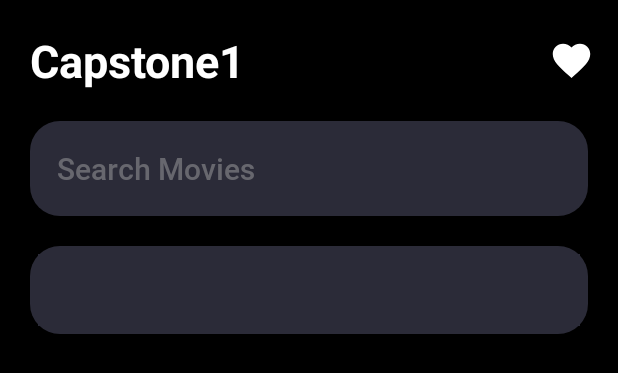
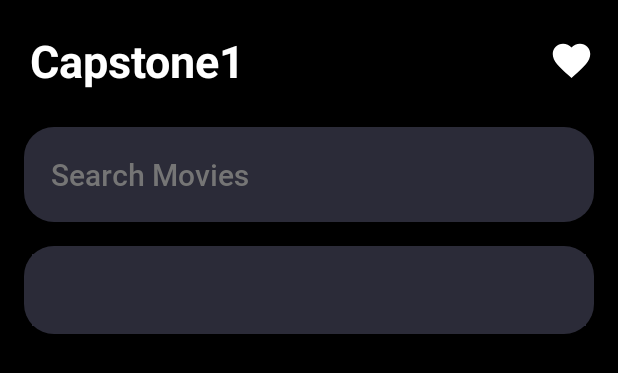
Before and after one commit to razitulikhlas/Capstone1, an Android app: the layout fragment_home.xml on its own in the app's theme, with its tools: preview values and no code run, on a phone screen of 412 x 824 dp. Shown: the top 373 px of the screen. Run offline under Robolectric (Android 15) with nearby library versions, the phone set to English and light mode, and no system bars.

Commit message:
bug leak cannary

```diff
--- a/app/build.gradle
+++ b/app/build.gradle
@@ -24,7 +24,7 @@ android {
 
     buildTypes {
         release {
-            minifyEnabled false
+            minifyEnabled true
             proguardFiles getDefaultProguardFile('proguard-android-optimize.txt'), 'proguard-rules.pro'
         }
     }
--- a/app/src/main/res/layout/fragment_home.xml
+++ b/app/src/main/res/layout/fragment_home.xml
@@ -1,34 +1,24 @@
 <?xml version="1.0" encoding="utf-8"?>
-<FrameLayout xmlns:android="http://schemas.android.com/apk/res/android"
+<androidx.constraintlayout.widget.ConstraintLayout xmlns:android="http://schemas.android.com/apk/res/android"
     xmlns:tools="http://schemas.android.com/tools"
     android:layout_width="match_parent"
     android:layout_height="match_parent"
     xmlns:app="http://schemas.android.com/apk/res-auto"
     android:background="#000000"
+    android:orientation="vertical"
     tools:context=".view.HomeFragment">
-
-    <LinearLayout
-        android:layout_width="match_parent"
-        android:layout_height="match_parent"
-        android:orientation="vertical"
-        tools:ignore="UselessParent">
-
-        <androidx.constraintlayout.widget.ConstraintLayout
-            android:layout_width="match_parent"
-            android:layout_height="wrap_content"
-            >
 
     <TextView
         android:id="@+id/textView2"
         android:layout_width="wrap_content"
         android:layout_height="wrap_content"
         android:layout_margin="20dp"
-                android:layout_marginBottom="8dp"
+        android:layout_marginStart="8dp"
+        android:layout_marginTop="8dp"
         android:text="@string/app_name"
         android:textColor="@color/white"
         android:textSize="30sp"
         android:textStyle="bold"
-                app:layout_constraintBottom_toBottomOf="parent"
         app:layout_constraintStart_toStartOf="parent"
         app:layout_constraintTop_toTopOf="parent" />
 
@@ -43,50 +33,66 @@
         app:layout_constraintEnd_toEndOf="parent"
         app:layout_constraintTop_toTopOf="@+id/textView2"
         tools:ignore="ContentDescription" />
-        </androidx.constraintlayout.widget.ConstraintLayout>
+
     <TextView
         android:id="@+id/tvSearch"
         android:layout_width="match_parent"
+        android:layout_height="wrap_content"
+        android:layout_marginHorizontal="20dp"
+        android:layout_marginStart="16dp"
+        android:layout_marginTop="24dp"
+        android:layout_marginEnd="16dp"
         android:background="@drawable/bg_tab"
-            android:layout_marginHorizontal="20dp"
+        android:fontFamily="@font/roboto_medium"
         android:padding="18dp"
+        android:text="@string/search_movies"
+        android:textColor="#757575"
         android:textSize="20sp"
-            android:text="@string/search_movies"
-            android:textColor="@color/placeholder"
-            android:fontFamily="@font/roboto_medium"
-            android:layout_marginBottom="20dp"
-            android:layout_height="wrap_content"/>
+        app:layout_constraintEnd_toEndOf="parent"
+        app:layout_constraintStart_toStartOf="parent"
+        app:layout_constraintTop_toBottomOf="@+id/textView2" />
+
     <LinearLayout
+        android:id="@+id/linearLayout2"
         android:layout_width="match_parent"
         android:layout_height="wrap_content"
         android:layout_marginHorizontal="20dp"
+        android:layout_marginStart="16dp"
+
+        android:layout_marginTop="16dp"
+        android:layout_marginEnd="16dp"
         android:background="@drawable/bg_tab"
         android:padding="5dp"
-            >
+        app:layout_constraintEnd_toEndOf="parent"
+        app:layout_constraintStart_toStartOf="parent"
+        app:layout_constraintTop_toBottomOf="@+id/tvSearch">
+
         <com.google.android.material.tabs.TabLayout
             android:id="@+id/tabs"
             android:layout_width="match_parent"
             android:layout_height="wrap_content"
             android:background="#2B2B38"
+            android:contentDescription="@string/movies"
+            app:tabGravity="fill"
+            app:tabIndicator="@drawable/bg_tab_selected"
+            app:tabIndicatorAnimationMode="elastic"
             app:tabIndicatorColor="#323542"
-                app:tabIndicator="@drawable/bg_tab_selected"
+            app:tabIndicatorGravity="stretch"
+            app:tabMaxWidth="0dp"
             app:tabMode="fixed"
-                app:tabMaxWidth="0dp"
-                app:tabGravity="fill"
-                app:tabTextColor="#5C5C67"
-                app:tabIndicatorGravity="stretch"
             app:tabSelectedTextColor="@color/white"
-                app:tabIndicatorAnimationMode="elastic"
-                />
+            app:tabTextColor="#5C5C67" />
     </LinearLayout>
-
 
     <androidx.viewpager2.widget.ViewPager2
         android:id="@+id/view_pager"
-            android:layout_marginTop="20dp"
         android:layout_width="match_parent"
+        android:layout_height="0dp"
+        android:layout_marginTop="16dp"
         android:backgroundTint="#24242F"
-            android:layout_height="match_parent" />
-    </LinearLayout>
+        app:layout_constraintBottom_toBottomOf="parent"
+        app:layout_constraintEnd_toEndOf="parent"
+        app:layout_constraintStart_toStartOf="parent"
+        app:layout_constraintTop_toBottomOf="@+id/linearLayout2" />
 
-</FrameLayout>
+</androidx.constraintlayout.widget.ConstraintLayout>
--- a/core/build.gradle
+++ b/core/build.gradle
@@ -23,7 +23,7 @@ android {
 
     buildTypes {
         release {
-            minifyEnabled false
+            minifyEnabled true
             proguardFiles getDefaultProguardFile('proguard-android-optimize.txt'), 'proguard-rules.pro'
         }
     }
--- a/core/src/main/java/com/razit/core/adapter/SectionsPagerAdapter.kt
+++ b/core/src/main/java/com/razit/core/adapter/SectionsPagerAdapter.kt
@@ -1,13 +1,14 @@
 package com.razit.core.adapter
 
+import androidx.annotation.NonNull
 import androidx.fragment.app.Fragment
 import androidx.fragment.app.FragmentManager
 import androidx.lifecycle.Lifecycle
 import androidx.viewpager2.adapter.FragmentStateAdapter
 
 class SectionsPagerAdapter(
-    lifeCycle: Lifecycle,
-    fm: FragmentManager,
+    @NonNull lifeCycle: Lifecycle,
+    @NonNull fm: FragmentManager,
     private val listFragment: List<Fragment>
 ) : FragmentStateAdapter(fm, lifeCycle) {
 
--- a/shared_dependencies.gradle
+++ b/shared_dependencies.gradle
@@ -41,11 +41,16 @@ dependencies{
     kapt "androidx.room:room-compiler:$room_version"
     implementation "androidx.room:room-ktx:$room_version"
 
+    debugImplementation 'com.squareup.leakcanary:leakcanary-android:2.7'
+
 //    lifecycle and livedata
     implementation "androidx.lifecycle:lifecycle-extensions:2.2.0"
     implementation "androidx.lifecycle:lifecycle-livedata-ktx:2.3.1"
     implementation "androidx.lifecycle:lifecycle-viewmodel-ktx:2.3.1"
     implementation "androidx.lifecycle:lifecycle-runtime-ktx:2.3.1"
+
+    implementation "net.zetetic:android-database-sqlcipher:4.4.0"
+    implementation "androidx.sqlite:sqlite-ktx:2.1.0"
 
 
     implementation "androidx.paging:paging-runtime:2.1.2"
```
Also changed, not shown: app/src/main/java/com/razit/capstone1/view/FilmFragment.kt (+10 -6 lines), app/src/main/java/com/razit/capstone1/view/HomeFragment.kt (+28 -23 lines), app/src/main/java/com/razit/capstone1/view/SearchMoviesFragment.kt (+6 -5 lines), core/src/main/java/com/razit/core/data/source/local/MoviesDao.kt (+5 -6 lines), core/src/main/java/com/razit/core/data/source/remote/network/ApiClient.kt (deleted, +0 -30 lines), core/src/main/java/com/razit/core/di/CoreModule.kt (+39 -2 lines), core/src/main/java/com/razit/core/utils/SSLCertificateConfigurator.kt (added, +56 -0 lines), favorite/src/main/java/com/razit/favorite/view/FilmFragment.kt (+5 -4 lines), favorite/src/main/java/com/razit/favorite/view/HomeFavoriteFragment.kt (+15 -22 lines), 2 other files. Lines whose indentation alone changed are shown as unchanged.
